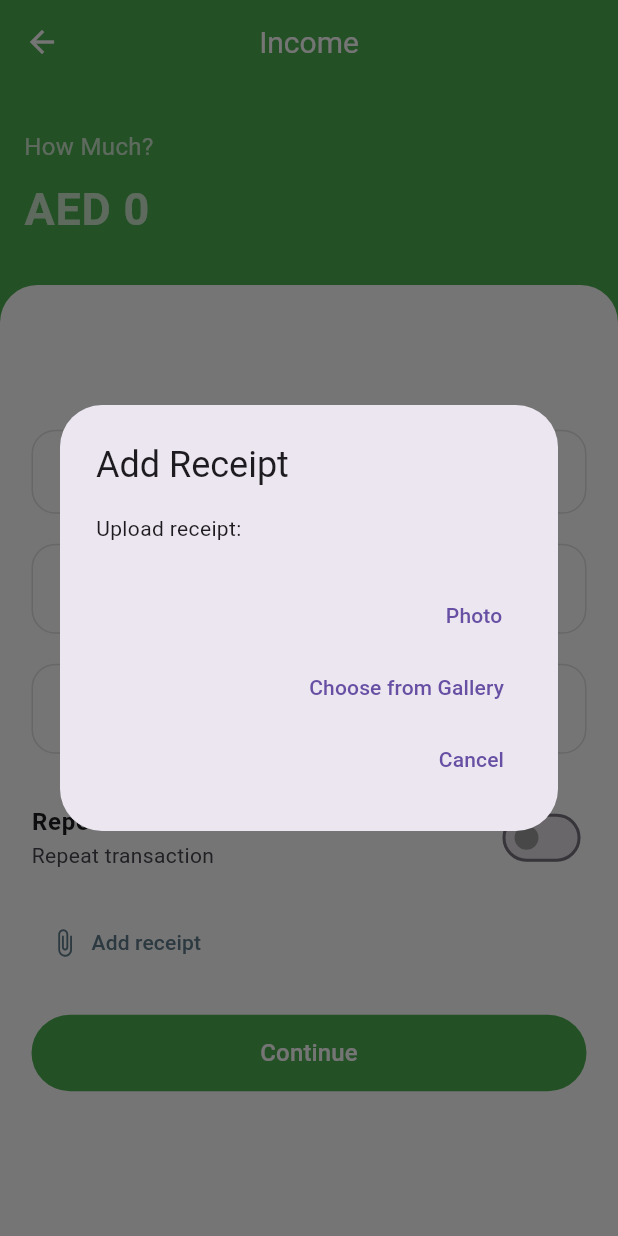
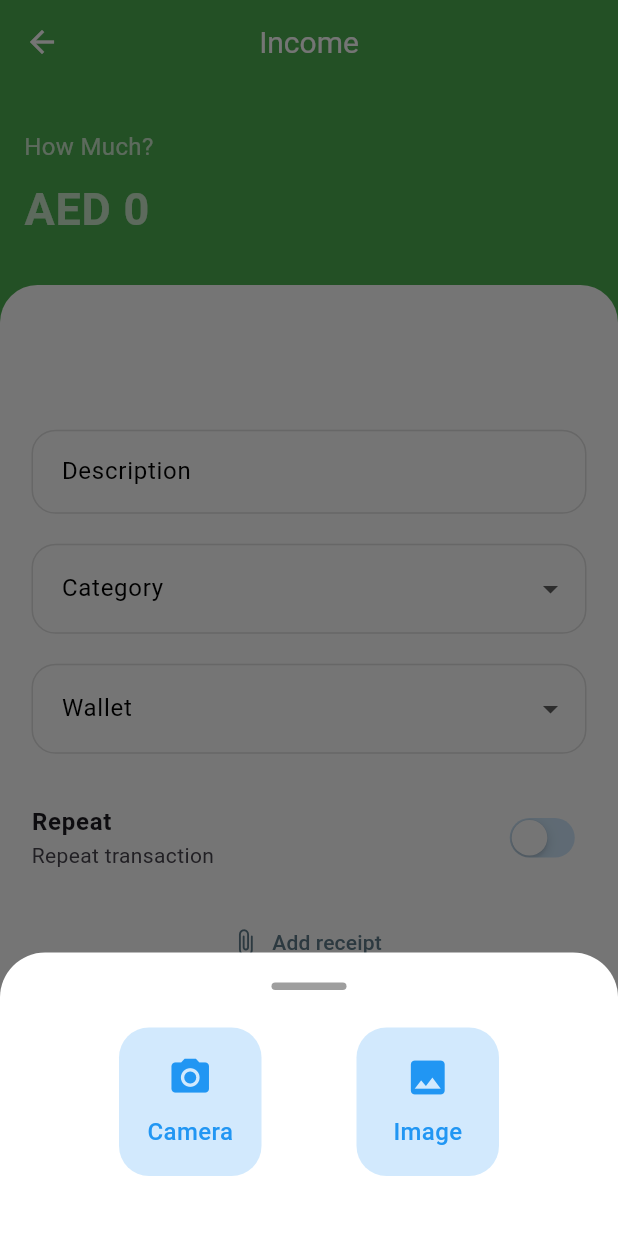
Before and after one commit to shadhin7/expense_tracker, a Flutter app: the IncomePage screen opened directly, after a tap on "Add receipt", on a phone screen of 412 x 824 dp. Run offline on Flutter 3.47's test engine with Material 3 defaults, Android fonts, the phone set to English and light mode, and no system bars; our stand-ins replace cached_network_image, cloud_firestore, firebase_auth, firebase_core, fl_chart, google_fonts and 3 more; missing offline and left inert: universal_html; accounts and stored records are empty.

Commit message:
18/10/25

```diff
--- a/lib/Transaction/TransactionForm.dart
+++ b/lib/Transaction/TransactionForm.dart
@@ -150,7 +150,7 @@
 
                 // 📎 Image Attachment Section
                 Column(
-                  crossAxisAlignment: CrossAxisAlignment.start,
+                  crossAxisAlignment: CrossAxisAlignment.center,
                   children: [
                     // Image upload button
                     TextButton.icon(
@@ -292,7 +292,7 @@
                     foregroundColor: Colors.white,
                     elevation: 0,
                     shape: RoundedRectangleBorder(
-                      borderRadius: BorderRadius.circular(30),
+                      borderRadius: BorderRadius.circular(14),
                     ),
                     padding: buttonPadding,
                   ),
--- a/lib/screens/Expense_page.dart
+++ b/lib/screens/Expense_page.dart
@@ -74,26 +74,49 @@
   // Image capture methods - Web compatible Cloudinary
   void _handleCaptureImage() async {
     // Show simplified options dialog - ONLY CLOUD
-    final option = await showDialog<int>(
+    final option = await showModalBottomSheet(
       context: context,
-      builder: (context) => AlertDialog(
-        title: Text('Add Receipt'),
-        content: Text('Upload receipt to cloud:'),
-        actions: [
-          TextButton(
-            onPressed: () => Navigator.pop(context, 1), // Camera + Cloudinary
-            child: Text('Photo'),
+      backgroundColor: Colors.white,
+      shape: const RoundedRectangleBorder(
+        borderRadius: BorderRadius.vertical(top: Radius.circular(30)),
+      ),
+      builder: (context) {
+        return Padding(
+          padding: const EdgeInsets.symmetric(vertical: 20, horizontal: 16),
+          child: Column(
+            mainAxisSize: MainAxisSize.min,
+            children: [
+              // Small drag handle
+              Container(
+                width: 50,
+                height: 5,
+                decoration: BoxDecoration(
+                  color: Colors.grey,
+                  borderRadius: BorderRadius.circular(10),
+                ),
+              ),
+              const SizedBox(height: 25),
+
+              Row(
+                mainAxisAlignment: MainAxisAlignment.spaceEvenly,
+                children: [
+                  _buildOption(
+                    icon: Icons.camera_alt,
+                    label: "Camera",
+                    onTap: () => Navigator.pop(context, 1),
+                  ),
+                  _buildOption(
+                    icon: Icons.image,
+                    label: "Image",
+                    onTap: () => Navigator.pop(context, 2),
+                  ),
+                ],
+              ),
+              const SizedBox(height: 20),
+            ],
           ),
-          TextButton(
-            onPressed: () => Navigator.pop(context, 2), // Gallery + Cloudinary
-            child: Text('Choose from Gallery'),
-          ),
-          TextButton(
-            onPressed: () => Navigator.pop(context, 0), // Cancel
-            child: Text('Cancel'),
-          ),
-        ],
-      ),
+        );
+      },
     );
 
     if (option == null || option == 0) return;
@@ -417,3 +440,36 @@
     );
   }
 }
+
+Widget _buildOption({
+  required IconData icon,
+  required String label,
+  required VoidCallback onTap,
+}) {
+  return GestureDetector(
+    onTap: onTap,
+    child: Container(
+      width: 95,
+      padding: const EdgeInsets.symmetric(vertical: 18),
+      decoration: BoxDecoration(
+        color: const Color.fromARGB(52, 33, 149, 243),
+        borderRadius: BorderRadius.circular(20),
+      ),
+      child: Column(
+        mainAxisSize: MainAxisSize.min,
+        children: [
+          Icon(icon, color: Colors.blue, size: 30),
+          const SizedBox(height: 10),
+          Text(
+            label,
+            style: const TextStyle(
+              color: Colors.blue,
+              fontSize: 16,
+              fontWeight: FontWeight.w500,
+            ),
+          ),
+        ],
+      ),
+    ),
+  );
+}
--- a/lib/screens/Income_page.dart
+++ b/lib/screens/Income_page.dart
@@ -66,26 +66,49 @@
   // Image capture methods - Web compatible Cloudinary
   void _handleCaptureImage() async {
     // Show simplified options dialog - ONLY CLOUD
-    final option = await showDialog<int>(
+    final option = await showModalBottomSheet(
       context: context,
-      builder: (context) => AlertDialog(
-        title: Text('Add Receipt'),
-        content: Text('Upload receipt:'),
-        actions: [
-          TextButton(
-            onPressed: () => Navigator.pop(context, 1), // Camera + Cloudinary
-            child: Text('Photo'),
+      backgroundColor: Colors.white,
+      shape: const RoundedRectangleBorder(
+        borderRadius: BorderRadius.vertical(top: Radius.circular(30)),
+      ),
+      builder: (context) {
+        return Padding(
+          padding: const EdgeInsets.symmetric(vertical: 20, horizontal: 16),
+          child: Column(
+            mainAxisSize: MainAxisSize.min,
+            children: [
+              // Small drag handle
+              Container(
+                width: 50,
+                height: 5,
+                decoration: BoxDecoration(
+                  color: Colors.grey,
+                  borderRadius: BorderRadius.circular(10),
+                ),
+              ),
+              const SizedBox(height: 25),
+
+              Row(
+                mainAxisAlignment: MainAxisAlignment.spaceEvenly,
+                children: [
+                  _buildOption(
+                    icon: Icons.camera_alt,
+                    label: "Camera",
+                    onTap: () => Navigator.pop(context, 1),
+                  ),
+                  _buildOption(
+                    icon: Icons.image,
+                    label: "Image",
+                    onTap: () => Navigator.pop(context, 2),
+                  ),
+                ],
+              ),
+              const SizedBox(height: 20),
+            ],
           ),
-          TextButton(
-            onPressed: () => Navigator.pop(context, 2), // Gallery + Cloudinary
-            child: Text('Choose from Gallery'),
-          ),
-          TextButton(
-            onPressed: () => Navigator.pop(context, 0), // Cancel
-            child: Text('Cancel'),
-          ),
-        ],
-      ),
+        );
+      },
     );
 
     if (option == null || option == 0) return;
@@ -425,3 +448,36 @@
     );
   }
 }
+
+Widget _buildOption({
+  required IconData icon,
+  required String label,
+  required VoidCallback onTap,
+}) {
+  return GestureDetector(
+    onTap: onTap,
+    child: Container(
+      width: 95,
+      padding: const EdgeInsets.symmetric(vertical: 18),
+      decoration: BoxDecoration(
+        color: const Color.fromARGB(52, 33, 149, 243),
+        borderRadius: BorderRadius.circular(20),
+      ),
+      child: Column(
+        mainAxisSize: MainAxisSize.min,
+        children: [
+          Icon(icon, color: Colors.blue, size: 30),
+          const SizedBox(height: 10),
+          Text(
+            label,
+            style: const TextStyle(
+              color: Colors.blue,
+              fontSize: 16,
+              fontWeight: FontWeight.w500,
+            ),
+          ),
+        ],
+      ),
+    ),
+  );
+}
--- a/lib/widgets/RepeatToggle.dart
+++ b/lib/widgets/RepeatToggle.dart
@@ -1,3 +1,4 @@
+import 'package:flutter/cupertino.dart';
 import 'package:flutter/material.dart';
 
 class RepeatToggle extends StatelessWidget {
@@ -8,13 +9,15 @@
 
   @override
   Widget build(BuildContext context) {
-    return Switch(
-      activeThumbColor: Colors.green,
-      value: value,
-      splashRadius: 0,
-      onChanged: onChanged,
-      inactiveThumbColor: Colors.grey,
-      materialTapTargetSize: MaterialTapTargetSize.shrinkWrap,
+    return Transform.scale(
+      scale: 0.85, // make slightly smaller if needed
+      child: CupertinoSwitch(
+        value: value,
+        onChanged: onChanged,
+        inactiveTrackColor: const Color.fromARGB(55, 33, 149, 243),
+        activeTrackColor: Colors.green, // track color when ON
+        thumbColor: Colors.white, // fixed thumb color
+      ),
     );
   }
 }
```
Also changed, not shown: lib/screens/Transaction_Detail.dart (+68 -112 lines).
